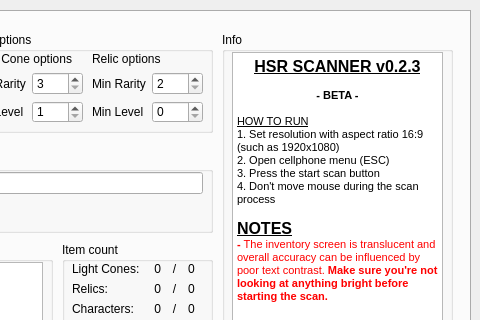
This is src/ui/hsr_scanner.ui in kel-z/HSR-Scanner as Qt 5 draws it before an edit; both pictures show x 220 to 700 and y 0 to 320 of the 700 by 430 pixel window. The edited form follows.
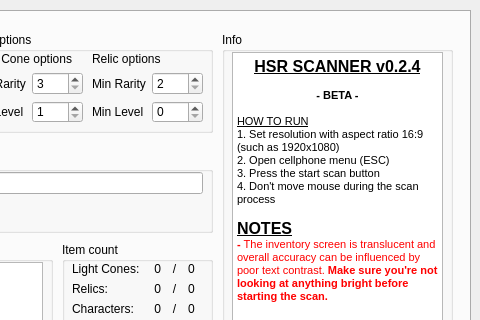
This is the edited form.

Patch:
```diff
--- a/src/ui/hsr_scanner.ui
+++ b/src/ui/hsr_scanner.ui
@@ -497,7 +497,7 @@
 &lt;html&gt;&lt;head&gt;&lt;meta name=&quot;qrichtext&quot; content=&quot;1&quot; /&gt;&lt;style type=&quot;text/css&quot;&gt;
 p, li { white-space: pre-wrap; }
 &lt;/style&gt;&lt;/head&gt;&lt;body style=&quot; font-family:'MS Shell Dlg 2'; font-size:8.25pt; font-weight:400; font-style:normal;&quot;&gt;
-&lt;p align=&quot;center&quot; style=&quot; margin-top:0px; margin-bottom:0px; margin-left:0px; margin-right:0px; -qt-block-indent:0; text-indent:0px;&quot;&gt;&lt;span style=&quot; font-size:12pt; font-weight:600; text-decoration: underline;&quot;&gt;HSR SCANNER v0.2.3&lt;/span&gt;&lt;/p&gt;
+&lt;p align=&quot;center&quot; style=&quot; margin-top:0px; margin-bottom:0px; margin-left:0px; margin-right:0px; -qt-block-indent:0; text-indent:0px;&quot;&gt;&lt;span style=&quot; font-size:12pt; font-weight:600; text-decoration: underline;&quot;&gt;HSR SCANNER v0.2.4&lt;/span&gt;&lt;/p&gt;
 &lt;p align=&quot;center&quot; style=&quot;-qt-paragraph-type:empty; margin-top:0px; margin-bottom:0px; margin-left:0px; margin-right:0px; -qt-block-indent:0; text-indent:0px;&quot;&gt;&lt;br /&gt;&lt;/p&gt;
 &lt;p align=&quot;center&quot; style=&quot; margin-top:0px; margin-bottom:0px; margin-left:0px; margin-right:0px; -qt-block-indent:0; text-indent:0px;&quot;&gt;&lt;span style=&quot; font-weight:600;&quot;&gt;- BETA -&lt;/span&gt;&lt;/p&gt;
 &lt;p align=&quot;center&quot; style=&quot;-qt-paragraph-type:empty; margin-top:0px; margin-bottom:0px; margin-left:0px; margin-right:0px; -qt-block-indent:0; text-indent:0px;&quot;&gt;&lt;br /&gt;&lt;/p&gt;
```
Left out of the diff: 2 changed lines with no effect on the pictures.
